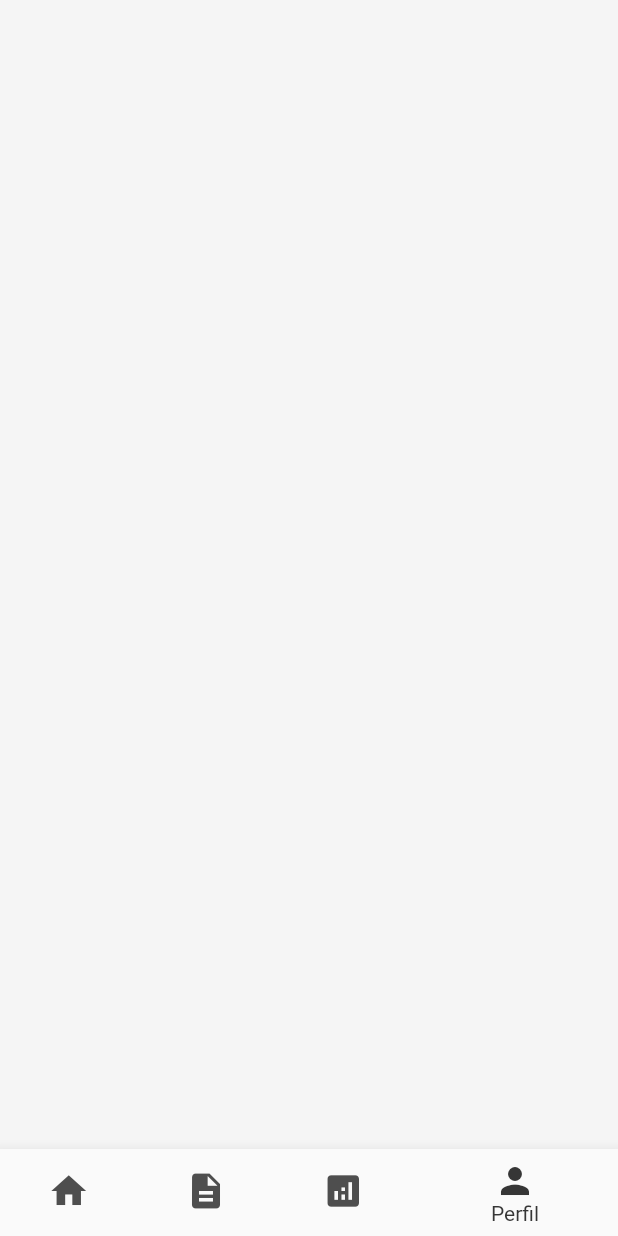
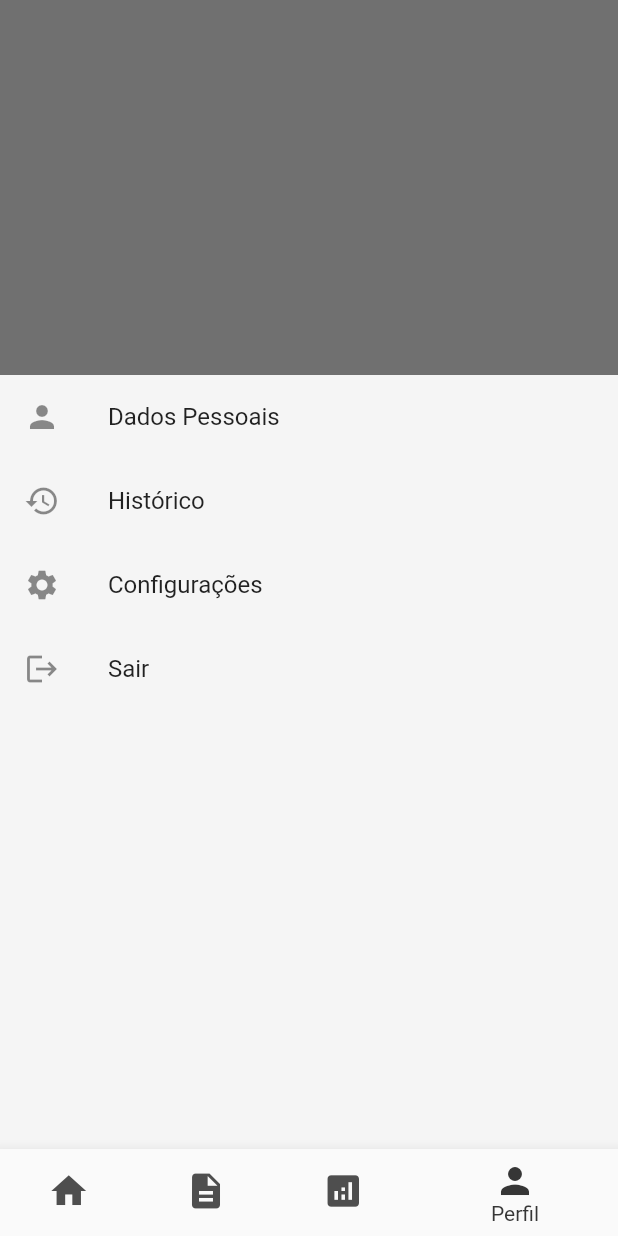
Before and after one commit to 1blackbear/bearpanel, a Flutter app: the screen it shows once a user with an empty profile is signed in, swiped to page 4, on a phone screen of 412 x 824 dp. Run offline on Flutter 3.47's test engine with Material 2 defaults, Android fonts, the phone set to English and light mode, and no system bars; our stand-ins replace cloud_firestore, firebase_auth, firebase_core, flutter_spinkit, google_fonts, google_sign_in and 1 more; missing offline and left inert: drag_and_drop_lists, flutter_login_facebook; accounts and stored records are empty.

```diff
--- a/BearPanel/lib/screens/profile/profile.dart
+++ b/BearPanel/lib/screens/profile/profile.dart
@@ -1,15 +1,48 @@
+import 'package:bearpanel/screens/widgets/app_bar_login.dart';
+import 'package:bearpanel/services/auth.dart';
 import 'package:flutter/material.dart';
 
 class ProfilePage extends StatefulWidget {
-  const ProfilePage({Key? key}) : super(key: key);
+  AuthService auth;
+  ProfilePage({Key? key, required this.auth}) : super(key: key);
 
   @override
   _ProfilePageState createState() => _ProfilePageState();
 }
 
 class _ProfilePageState extends State<ProfilePage> {
+
   @override
   Widget build(BuildContext context) {
-    return Container();
+    return Column(
+      children: [
+        AppBarLoginWidget(),
+        Expanded(
+          child: ListView(
+            children: [
+              ListTile(
+                title: Text('Dados Pessoais'),
+                leading: Icon(Icons.person),
+              ),
+              ListTile(
+                title: Text('Histórico'),
+                leading: Icon(Icons.history),
+              ),
+              ListTile(
+                title: Text('Configurações'),
+                leading: Icon(Icons.settings),
+              ),
+              ListTile(
+                title: Text('Sair'),
+                leading: Icon(Icons.logout),
+                onTap: () async {
+                  await widget.auth.signOut();
+                },
+              ),
+            ],
+          ),
+        )
+      ],
+    );
   }
 }
--- a/BearPanel/lib/screens/shared/navigator_base.dart
+++ b/BearPanel/lib/screens/shared/navigator_base.dart
@@ -49,7 +49,7 @@ class _NavigatorBaseState extends State<NavigatorBase> {
                     HomePage(data: userData!, auth: auth,),
                     DisciplinesPage(),
                     StatisticPage(),
-                    ProfilePage()
+                    ProfilePage(auth: auth,)
                   ],
                 )
             );
--- a/BearPanel/lib/screens/widgets/app_bar_home.dart
+++ b/BearPanel/lib/screens/widgets/app_bar_home.dart
@@ -1,4 +1,3 @@
-import 'dart:math';
 import 'package:bearpanel/core/app_text_styles.dart';
 import 'package:bearpanel/models/user.dart';
 import 'package:bearpanel/services/auth.dart';
--- a/BearPanel/pubspec.yaml
+++ b/BearPanel/pubspec.yaml
@@ -47,6 +47,7 @@ dependencies:
   flutter_svg: ^1.0.0
   flutter_launcher_icons: ^0.9.2
   flutter_native_splash: ^1.3.3
+  drag_and_drop_lists: ^0.3.2+2
 
 dev_dependencies:
   flutter_test:
```
Also changed, not shown: BearPanel/lib/screens/disciplines/disciplines_page.dart (+111 -3 lines), BearPanel/lib/screens/disciplines/draggable_list.dart (added, +17 -0 lines), BearPanel/lib/screens/disciplines/individual_card_data.dart (added, +15 -0 lines), BearPanel/lib/screens/statistic/statistic_page.dart (+7 -1 lines), BearPanel/pubspec.lock.
